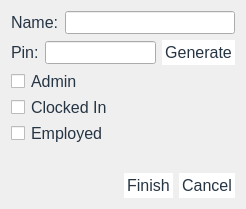
The window that Source/Time-Track/employeeeditform.ui (joshuawootonn/time-track) describes before a commit, drawn with Qt 5.
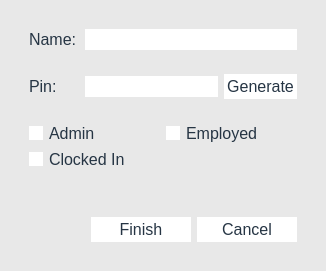
The same window after the commit.

The edit to the form file:
```diff
--- a/Source/Time-Track/employeeeditform.ui
+++ b/Source/Time-Track/employeeeditform.ui
@@ -6,17 +6,17 @@
    <rect>
     <x>0</x>
     <y>0</y>
-    <width>246</width>
-    <height>203</height>
+    <width>326</width>
+    <height>266</height>
    </rect>
   </property>
   <property name="windowTitle">
    <string>Dialog</string>
   </property>
   <property name="styleSheet">
-   <string notr="true">QWidget#ClockoutForm{
+   <string notr="true">QDialog#EmployeeEditForm{
 
-background-color:#E5EAE7;
+background-color:#E8E8E8;
 }
 *{
 font-family:&quot;Calibri&quot;;
@@ -38,7 +38,7 @@
 padding:0px;
 }
 QWidget#bigwidger{
-background-color:#E5EAE7;
+background-color:#E8E8E8;
 border:none;
 }
 
@@ -105,13 +105,46 @@
     left: 10px;
     padding: 0 3px 0 3px;
 }
+
+
+QCheckBox::indicator,QRadioButton::indicator{
+border:none;
+background-color:#FFFFFF;
+
+}
+
+QCheckBox::indicator:checked,QRadioButton::indicator:checked{
+border:none;
+background-color:#FE938C;
+
+}
+
+QLineEdit,QTimeEdit,QDateEdit,QSpinBox,QDateTimeEdit{ 
+background-color:#FFFFFF;
+ border: 0px solid #D1D1D1;	
+
+}
+QLineEdit:hover,QTimeEdit:hover,QDateEdit:hover,QSpinBox:hover,QDateTimeEdit:hover{ 
+background-color:#FFFFFF;
+ border: 1px solid #D1D1D1;	
+}
 </string>
   </property>
+  <layout class="QGridLayout" name="gridLayout_2">
+   <item row="0" column="0">
+    <widget class="QWidget" name="bigwidger" native="true">
   <layout class="QVBoxLayout" name="verticalLayout">
    <item>
+       <widget class="QWidget" name="widget" native="true">
     <layout class="QHBoxLayout" name="horizontalLayout">
      <item>
       <widget class="QLabel" name="label">
+           <property name="minimumSize">
+            <size>
+             <width>50</width>
+             <height>0</height>
+            </size>
+           </property>
        <property name="text">
         <string>Name:</string>
        </property>
@@ -121,11 +154,19 @@
       <widget class="QLineEdit" name="name"/>
      </item>
     </layout>
+       </widget>
    </item>
    <item>
+       <widget class="QWidget" name="widget" native="true">
     <layout class="QHBoxLayout" name="horizontalLayout_2">
      <item>
       <widget class="QLabel" name="label_2">
+           <property name="minimumSize">
+            <size>
+             <width>50</width>
+             <height>0</height>
+            </size>
+           </property>
        <property name="text">
         <string>Pin:</string>
        </property>
@@ -146,16 +187,11 @@
       </widget>
      </item>
     </layout>
+       </widget>
    </item>
    <item>
+       <widget class="QWidget" name="widget" native="true">
     <layout class="QGridLayout" name="gridLayout">
-     <item row="2" column="0">
-      <widget class="QCheckBox" name="current">
-       <property name="text">
-        <string>Employed</string>
-       </property>
-      </widget>
-     </item>
      <item row="0" column="0">
       <widget class="QCheckBox" name="admin">
        <property name="text">
@@ -170,16 +206,31 @@
        </property>
       </widget>
      </item>
-    </layout>
+         <item row="0" column="1">
+          <widget class="QCheckBox" name="current">
+           <property name="text">
+            <string>Employed</string>
+           </property>
+          </widget>
+         </item>
+        </layout>
+       </widget>
    </item>
    <item>
     <widget class="QLabel" name="error">
+        <property name="sizePolicy">
+         <sizepolicy hsizetype="Minimum" vsizetype="Minimum">
+          <horstretch>0</horstretch>
+          <verstretch>0</verstretch>
+         </sizepolicy>
+        </property>
      <property name="text">
       <string/>
      </property>
     </widget>
    </item>
    <item>
+       <widget class="QWidget" name="widget" native="true">
     <layout class="QHBoxLayout" name="horizontalLayout_4">
      <item>
       <spacer name="horizontalSpacer">
@@ -196,6 +247,12 @@
      </item>
      <item>
       <widget class="QPushButton" name="FinishButton">
+           <property name="minimumSize">
+            <size>
+             <width>100</width>
+             <height>0</height>
+            </size>
+           </property>
        <property name="text">
         <string>Finish</string>
        </property>
@@ -203,15 +260,35 @@
      </item>
      <item>
       <widget class="QPushButton" name="CancelButton">
+           <property name="minimumSize">
+            <size>
+             <width>100</width>
+             <height>0</height>
+            </size>
+           </property>
        <property name="text">
         <string>Cancel</string>
        </property>
       </widget>
      </item>
     </layout>
+       </widget>
    </item>
   </layout>
  </widget>
+   </item>
+  </layout>
+ </widget>
+ <tabstops>
+  <tabstop>name</tabstop>
+  <tabstop>pin</tabstop>
+  <tabstop>GenerateButton</tabstop>
+  <tabstop>admin</tabstop>
+  <tabstop>current</tabstop>
+  <tabstop>active</tabstop>
+  <tabstop>FinishButton</tabstop>
+  <tabstop>CancelButton</tabstop>
+ </tabstops>
  <resources/>
  <connections/>
 </ui>
```
Left out of the diff: 4 changed lines with no effect on the pictures. Lines whose indentation alone changed are shown as unchanged.
